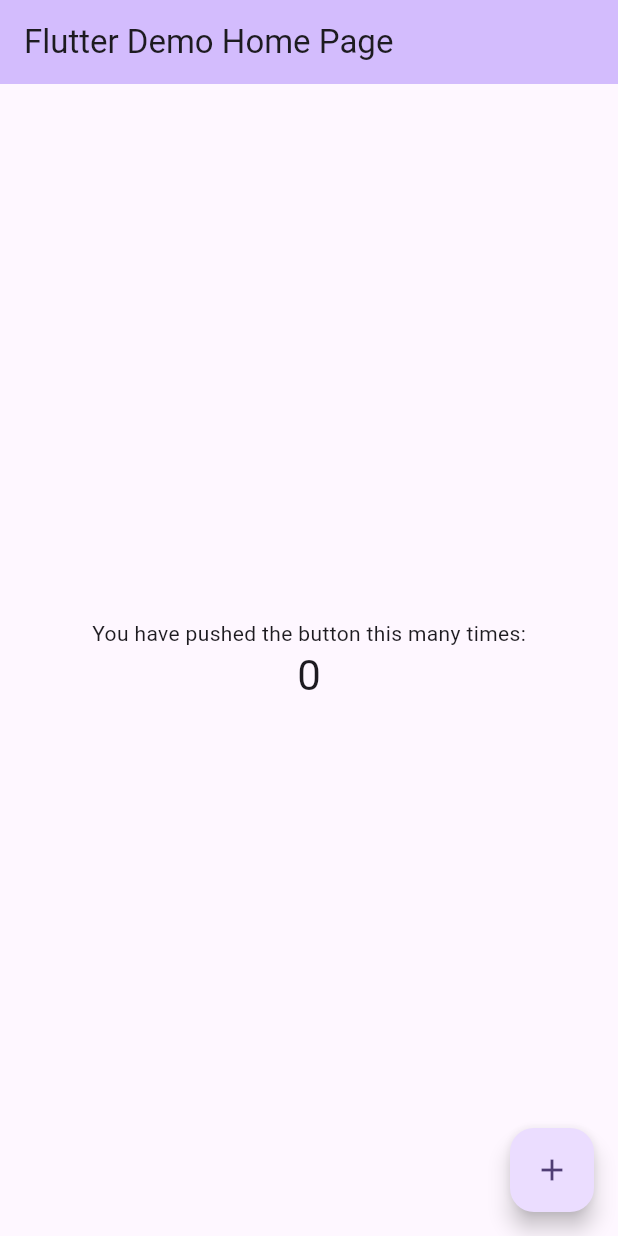
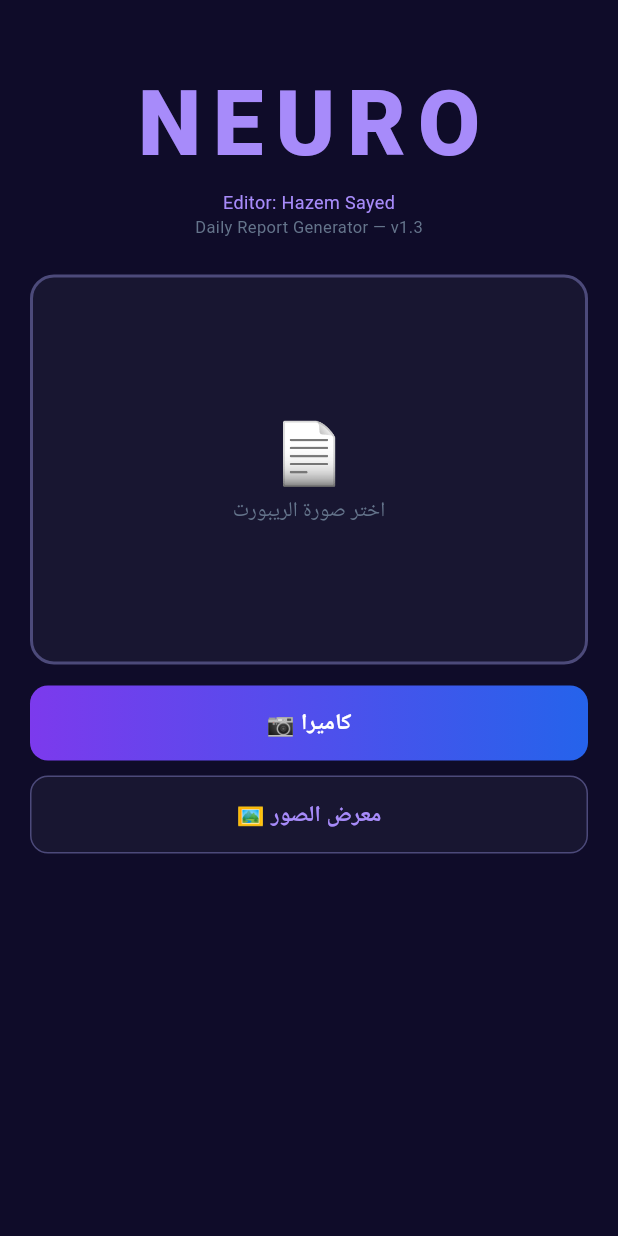
Before and after one commit to hazmsayd999/New-repository, a Flutter app: the screen it shows after launch, on a phone screen of 412 x 824 dp. Run offline on Flutter 3.47's test engine with Material 3 defaults, Android fonts, the phone set to English and light mode, and no system bars; our stand-ins replace image_picker, share_plus; missing offline and left inert: google_mlkit_text_recognition.

Commit message:
neuro code

```diff
--- a/lib/main.dart
+++ b/lib/main.dart
@@ -1,125 +1,147 @@
+import 'dart:io';
 import 'package:flutter/material.dart';
+import 'package:flutter/services.dart';
+import 'package:google_mlkit_text_recognition/google_mlkit_text_recognition.dart';
+import 'package:image_picker/image_picker.dart';
+import 'package:share_plus/share_plus.dart';
 
-void main() {
-  runApp(const MyApp());
-}
+void main() { runApp(const NeuroApp()); }
 
-class MyApp extends StatelessWidget {
-  const MyApp({super.key});
-
-  // This widget is the root of your application.
+class NeuroApp extends StatelessWidget {
+  const NeuroApp({super.key});
   @override
   Widget build(BuildContext context) {
     return MaterialApp(
-      title: 'Flutter Demo',
-      theme: ThemeData(
-        // This is the theme of your application.
-        //
-        // TRY THIS: Try running your application with "flutter run". You'll see
-        // the application has a purple toolbar. Then, without quitting the app,
-        // try changing the seedColor in the colorScheme below to Colors.green
-        // and then invoke "hot reload" (save your changes or press the "hot
-        // reload" button in a Flutter-supported IDE, or press "r" if you used
-        // the command line to start the app).
-        //
-        // Notice that the counter didn't reset back to zero; the application
-        // state is not lost during the reload. To reset the state, use hot
-        // restart instead.
-        //
-        // This works for code too, not just values: Most code changes can be
-        // tested with just a hot reload.
-        colorScheme: ColorScheme.fromSeed(seedColor: Colors.deepPurple),
-        useMaterial3: true,
-      ),
-      home: const MyHomePage(title: 'Flutter Demo Home Page'),
+      title: 'NEURO',
+      debugShowCheckedModeBanner: false,
+      theme: ThemeData(colorScheme: const ColorScheme.dark(primary: Color(0xFF7C3AED), secondary: Color(0xFF22D3EE), surface: Color(0xFF0F0C29)), useMaterial3: true),
+      home: const ReportPage(),
     );
   }
 }
 
-class MyHomePage extends StatefulWidget {
-  const MyHomePage({super.key, required this.title});
+class ReportParser {
+  static int extractQuantity(List<String> lines, List<String> keywords) {
+    for (int i = 0; i < lines.length; i++) {
+      final line = lines[i].toLowerCase().trim();
+      if (keywords.any((kw) => line.contains(kw.toLowerCase()))) {
+        for (int j = i + 1; j < lines.length && j < i + 5; j++) {
+          if (lines[j].toLowerCase().trim().startsWith('quantity') && j + 1 < lines.length) {
+            final num = int.tryParse(lines[j + 1].trim().replaceAll(RegExp(r'[^\d]'), ''));
+            if (num != null) return num;
+          }
+        }
+      }
+    }
+    return 0;
+  }
 
-  // This widget is the home page of your application. It is stateful, meaning
-  // that it has a State object (defined below) that contains fields that affect
-  // how it looks.
+  static String extractCash(List<String> lines) {
+    for (int i = 0; i < lines.length; i++) {
+      if (lines[i].toLowerCase().contains('cash in drawer')) {
+        for (int j = i + 1; j < lines.length && j < i + 5; j++) {
+          if (lines[j].toLowerCase().startsWith('amount') && j + 1 < lines.length) return lines[j + 1].trim();
+        }
+      }
+    }
+    return '0';
+  }
 
-  // This class is the configuration for the state. It holds the values (in this
-  // case the title) provided by the parent (in this case the App widget) and
-  // used by the build method of the State. Fields in a Widget subclass are
-  // always marked "final".
-
-  final String title;
-
-  @override
-  State<MyHomePage> createState() => _MyHomePageState();
+  static Map<String, String> parse(String rawText) {
+    final lines = rawText.split('\n').map((l) => l.trim()).where((l) => l.isNotEmpty).toList();
+    final hot = extractQuantity(lines, ['hot drinks']) + extractQuantity(lines, ['hot chocolate']);
+    final add = extractQuantity(lines, ['extras bev']);
+    final intenso = extractQuantity(lines, ["l'aroma's intenso", 'intenso']);
+    final ferddoccinoceix = extractQuantity(lines, ['freddoccinos', 'ice mixt']);
+    final frappes = extractQuantity(lines, ['frappes fusion']);
+    final matchaSweet = extractQuantity(lines, ['matcha sweet']);
+    final coffeeBeans = extractQuantity(lines, ["l'aroma's coffee"]);
+    final cokeWater = extractQuantity(lines, ['fizzy drinks']);
+    final freshJuices = extractQuantity(lines, ['fresh juices']);
+    final smoothiesTotal = extractQuantity(lines, ['fruit chillers']) + extractQuantity(lines, ['smoothies']);
+    final chooclet = extractQuantity(lines, ['chooclet']);
+    final muffins = extractQuantity(lines, ['muffins']);
+    final dessert = extractQuantity(lines, ['dessert']);
+    final boxDessert = extractQuantity(lines, ['tart psc']) + extractQuantity(lines, ['mini pastry']);
+    final clubs = extractQuantity(lines, ["l'aroma's clubs"]);
+    final wrap = extractQuantity(lines, ['wrap']);
+    final baker = extractQuantity(lines, ['bakery']);
+    final integrale = extractQuantity(lines, ['integrale']);
+    final pizzaMini = extractQuantity(lines, ['pizza']) + extractQuantity(lines, ['mini pizza']);
+    final croque = extractQuantity(lines, ['croque']);
+    final panini = extractQuantity(lines, ['panini']);
+    final petitPain = extractQuantity(lines, ['petit pain']);
+    final ciabatta = extractQuantity(lines, ['ciabatta']);
+    final salads = extractQuantity(lines, ['salads']);
+    final totalSales = extractCash(lines);
+    final msg1 = 'Hot: $hot\nAdd: $add\nIntenso: $intenso\nFerddoccinoceix: $ferddoccinoceix\nFrappes: $frappes\nMatcha Sweet: $matchaSweet\nCoffee beans: $coffeeBeans\nBoba: 0\nCoke& water: $cokeWater\nFresh juices: $freshJuices\nSmoothies&chillers: $smoothiesTotal\nchooclet: $chooclet\nMuffins: $muffins\nM.O: 0\nDessert: $dessert\nM.o: 0\nBox dessert: $boxDessert\nM.o: 0\nClubs: $clubs\nM.o: 0\nWrap: $wrap\nM.o: 0\nBaker: $baker\nM.o: 0\nPansarotti: 0\nBrow bea: $integrale\nM.o: 0\nPizza&mini: $pizzaMini\nm.o: 0\nZee croque: $croque\nM.o: 0\nPanini: $panini\nM.o: 0\nPetite pain: $petitPain\nM.o: 0\nCiabat: $ciabatta\nM.o: 0\nSalads: $salads\nM.O: 0\nTotal sales: $totalSales\nmo: 0\nTotal: 0\nTotal percentage: 0';
+    final msg2 = 'Hot drink: $hot\nCold Drin: ${ferddoccinoceix + frappes + smoothiesTotal}\nSoft Drin: $cokeWater\nIntenso: $intenso\nDessert: $dessert\nSandwich: ${ciabatta + petitPain + panini + croque + integrale}\nSalad: $salads\nBakery: $baker\nTart: $boxDessert\nSales: $totalSales';
+    return {'msg1': msg1, 'msg2': msg2};
+  }
 }
 
-class _MyHomePageState extends State<MyHomePage> {
-  int _counter = 0;
+class ReportPage extends StatefulWidget {
+  const ReportPage({super.key});
+  @override
+  State<ReportPage> createState() => _ReportPageState();
+}
 
-  void _incrementCounter() {
-    setState(() {
-      // This call to setState tells the Flutter framework that something has
-      // changed in this State, which causes it to rerun the build method below
-      // so that the display can reflect the updated values. If we changed
-      // _counter without calling setState(), then the build method would not be
-      // called again, and so nothing would appear to happen.
-      _counter++;
-    });
+class _ReportPageState extends State<ReportPage> {
+  File? _image;
+  bool _loading = false;
+  String? _msg1, _msg2, _error;
+  bool _copied1 = false, _copied2 = false;
+
+  Future<void> _pick(ImageSource source) async {
+    final picked = await ImagePicker().pickImage(source: source, imageQuality: 95);
+    if (picked == null) return;
+    setState(() { _image = File(picked.path); _loading = true; _msg1 = null; _msg2 = null; _error = null; });
+    try {
+      final rec = TextRecognizer(script: TextRecognitionScript.latin);
+      final result = await rec.processImage(InputImage.fromFile(_image!));
+      await rec.close();
+      if (result.text.trim().isEmpty) { setState(() { _error = 'مش قادر يقرأ الصورة'; _loading = false; }); return; }
+      final parsed = ReportParser.parse(result.text);
+      setState(() { _msg1 = parsed['msg1']; _msg2 = parsed['msg2']; _loading = false; });
+    } catch (e) { setState(() { _error = 'خطأ: $e'; _loading = false; }); }
+  }
+
+  Future<void> _copy(String text, bool first) async {
+    await Clipboard.setData(ClipboardData(text: text));
+    setState(() { if (first) _copied1 = true; else _copied2 = true; });
+    await Future.delayed(const Duration(seconds: 2));
+    if (mounted) setState(() { if (first) _copied1 = false; else _copied2 = false; });
   }
 
   @override
   Widget build(BuildContext context) {
-    // This method is rerun every time setState is called, for instance as done
-    // by the _incrementCounter method above.
-    //
-    // The Flutter framework has been optimized to make rerunning build methods
-    // fast, so that you can just rebuild anything that needs updating rather
-    // than having to individually change instances of widgets.
     return Scaffold(
-      appBar: AppBar(
-        // TRY THIS: Try changing the color here to a specific color (to
-        // Colors.amber, perhaps?) and trigger a hot reload to see the AppBar
-        // change color while the other colors stay the same.
-        backgroundColor: Theme.of(context).colorScheme.inversePrimary,
-        // Here we take the value from the MyHomePage object that was created by
-        // the App.build method, and use it to set our appbar title.
-        title: Text(widget.title),
-      ),
-      body: Center(
-        // Center is a layout widget. It takes a single child and positions it
-        // in the middle of the parent.
-        child: Column(
-          // Column is also a layout widget. It takes a list of children and
-          // arranges them vertically. By default, it sizes itself to fit its
-          // children horizontally, and tries to be as tall as its parent.
-          //
-          // Column has various properties to control how it sizes itself and
-          // how it positions its children. Here we use mainAxisAlignment to
-          // center the children vertically; the main axis here is the vertical
-          // axis because Columns are vertical (the cross axis would be
-          // horizontal).
-          //
-          // TRY THIS: Invoke "debug painting" (choose the "Toggle Debug Paint"
-          // action in the IDE, or press "p" in the console), to see the
-          // wireframe for each widget.
-          mainAxisAlignment: MainAxisAlignment.center,
-          children: <Widget>[
-            const Text(
-              'You have pushed the button this many times:',
-            ),
-            Text(
-              '$_counter',
-              style: Theme.of(context).textTheme.headlineMedium,
-            ),
-          ],
+      backgroundColor: const Color(0xFF0F0C29),
+      body: SafeArea(child: SingleChildScrollView(padding: const EdgeInsets.all(20), child: Column(children: [
+        const SizedBox(height: 20),
+        const Text('NEURO', style: TextStyle(fontSize: 60, fontWeight: FontWeight.w900, color: Color(0xFFA78BFA), letterSpacing: 8)),
+        const Text('Editor: Hazem Sayed', style: TextStyle(color: Color(0xFFA78BFA), fontSize: 12)),
+        const Text('Daily Report Generator — v1.3', style: TextStyle(color: Color(0xFF64748B), fontSize: 11)),
+        const SizedBox(height: 24),
+        Container(
+          width: double.infinity, constraints: const BoxConstraints(minHeight: 140, maxHeight: 260),
+          decoration: BoxDecoration(borderRadius: BorderRadius.circular(16), border: Border.all(color: _image != null ? const Color(0xFF22D3EE) : const Color(0xFF4C4A7A), width: 2), color: Colors.white.withOpacity(0.04)),
+          child: _image != null ? ClipRRect(borderRadius: BorderRadius.circular(14), child: Image.file(_image!, fit: BoxFit.contain))
+              : const Column(mainAxisAlignment: MainAxisAlignment.center, children: [Text('📄', style: TextStyle(fontSize: 40)), Text('اختر صورة الريبورت', style: TextStyle(color: Color(0xFF64748B)))]),
         ),
-      ),
-      floatingActionButton: FloatingActionButton(
-        onPressed: _incrementCounter,
-        tooltip: 'Increment',
-        child: const Icon(Icons.add),
-      ), // This trailing comma makes auto-formatting nicer for build methods.
+        const SizedBox(height: 14),
+        _btn('📷 كاميرا', () => _pick(ImageSource.camera), true),
+        const SizedBox(height: 10),
+        _btn('🖼️ معرض الصور', () => _pick(ImageSource.gallery), false),
+        if (_loading) const Padding(padding: EdgeInsets.all(20), child: Column(children: [CircularProgressIndicator(color: Color(0xFFA78BFA)), SizedBox(height: 12), Text('⏳ بيقرأ الريبورت...', style: TextStyle(color: Color(0xFFA78BFA)))])),
+        if (_error != null) Container(margin: const EdgeInsets.only(top: 16), padding: const EdgeInsets.all(16), decoration: BoxDecoration(color: Colors.red.withOpacity(0.1), borderRadius: BorderRadius.circular(12), border: Border.all(color: Colors.red.withOpacity(0.4))), child: Text(_error!, style: const TextStyle(color: Colors.redAccent))),
+        if (_msg1 != null) ...[const SizedBox(height: 20), _card('✅ الرسالة الأولى', _msg1!, const Color(0xFFA78BFA), _copied1, () => _copy(_msg1!, true)), const SizedBox(height: 16), _card('📊 الرسالة التانية', _msg2!, const Color(0xFF22D3EE), _copied2, () => _copy(_msg2!, false))],
+        const SizedBox(height: 20),
+      ]))),
     );
   }
+
+  Widget _btn(String label, VoidCallback onTap, bool gradient) => GestureDetector(onTap: onTap, child: Container(width: double.infinity, padding: const EdgeInsets.symmetric(vertical: 14), decoration: BoxDecoration(gradient: gradient ? const LinearGradient(colors: [Color(0xFF7C3AED), Color(0xFF2563EB)]) : null, borderRadius: BorderRadius.circular(12), border: gradient ? null : Border.all(color: const Color(0xFF4C4A7A)), color: gradient ? null : Colors.white.withOpacity(0.04)), child: Text(label, textAlign: TextAlign.center, style: TextStyle(color: gradient ? Colors.white : const Color(0xFFA78BFA), fontSize: 15, fontWeight: FontWeight.w700))));
+
+  Widget _card(String title, String text, Color color, bool copied, VoidCallback onCopy) => Container(width: double.infinity, padding: const EdgeInsets.all(16), decoration: BoxDecoration(color: Colors.white.withOpacity(0.05), borderRadius: BorderRadius.circular(16), border: Border.all(color: color.withOpacity(0.3))), child: Column(crossAxisAlignment: CrossAxisAlignment.start, children: [Row(mainAxisAlignment: MainAxisAlignment.spaceBetween, children: [Text(title, style: TextStyle(color: color, fontSize: 13, fontWeight: FontWeight.w700)), GestureDetector(onTap: onCopy, child: Container(padding: const EdgeInsets.symmetric(horizontal: 12, vertical: 6), decoration: BoxDecoration(color: copied ? color : color.withOpacity(0.2), borderRadius: BorderRadius.circular(8)), child: Text(copied ? '✓ اتنسخ!' : 'نسخ', style: TextStyle(color: copied ? Colors.black : color, fontSize: 12, fontWeight: FontWeight.w700))))]), const SizedBox(height: 12), Text(text, style: const TextStyle(color: Color(0xFFE2E8F0), fontSize: 13, height: 1.8, fontFamily: 'monospace'))]));
 }
```
